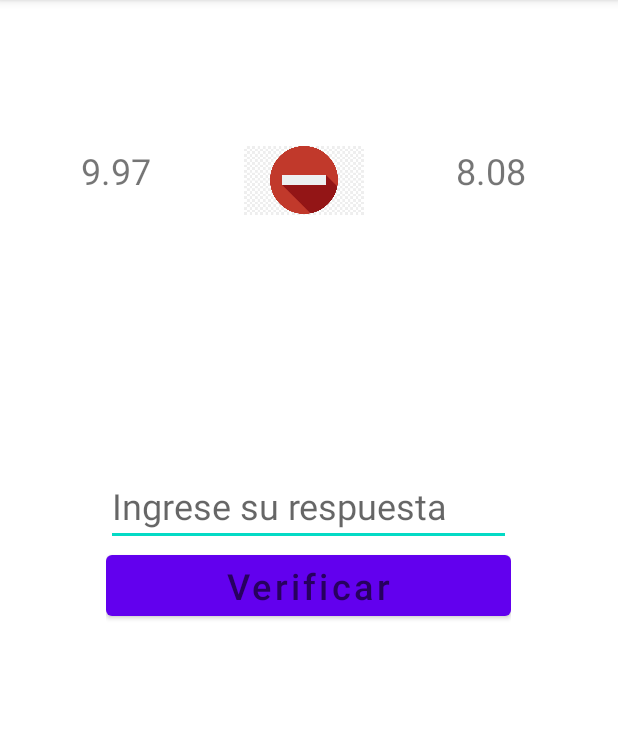
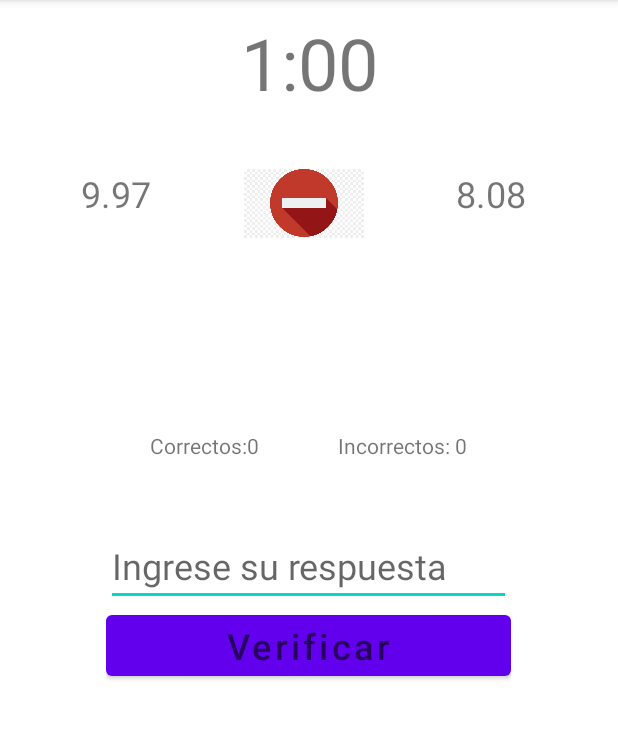
Before and after one commit to Spatriciopk/My_App2, an Android app: the MainActivity2 screen opened directly, with no data from a screen before it, on a phone screen of 412 x 824 dp, the part 84-823 px from its top. Run offline under Robolectric (Android 15) with nearby library versions, the phone set to English and light mode, and no system bars.

Commit message:
Calculadora Básica lista

```diff
--- a/app/src/main/java/com/example/my_app2/MainActivity2.java
+++ b/app/src/main/java/com/example/my_app2/MainActivity2.java
@@ -1,18 +1,24 @@
 package com.example.my_app2;
+
+import static java.lang.Thread.sleep;
 
 import androidx.appcompat.app.AppCompatActivity;
 
+import android.content.Intent;
 import android.os.Bundle;
 import android.view.View;
 import android.widget.Button;
 import android.widget.EditText;
 import android.widget.ImageView;
 import android.widget.TextView;
+import android.widget.Toast;
 
 import java.text.DecimalFormat;
 
+
+
 public class MainActivity2 extends AppCompatActivity {
-    private TextView et1,et2,et3,et5;
+    private TextView et1,et2,et3,et5,et6,et7;
     private EditText et4;
     private TextView tv;
     private double int_num1,int_num2;
@@ -22,29 +28,91 @@ public class MainActivity2 extends AppCompatActivity {
     private Button calcular;
     private  DecimalFormat df;
     private ImageView image,imggan;
+    int time = 59;
+    int correctos=0;
+    int incorrectos=0;
+    Thread thread;
+
     @Override
     protected void onCreate(Bundle savedInstanceState) {
         super.onCreate(savedInstanceState);
         setContentView(R.layout.activity_main2);
-        df = new DecimalFormat("#.00");
         et1 = (TextView) findViewById(R.id.double_num1);
         et2 = (TextView) findViewById(R.id.double_num2);
-        //et3 = (TextView) findViewById(R.id.str_operacion);
+        et3 = (TextView) findViewById(R.id.time);
+        et6 = (TextView) findViewById(R.id.correcto);
+        et7 = (TextView) findViewById(R.id.incorrecto);
+        image = (ImageView) findViewById(R.id.imageView3);
+        imggan = (ImageView) findViewById(R.id.gano);
+        tv = (TextView) findViewById(R.id.str_resultado_juego);
+        et4 = (EditText) findViewById(R.id.double_respuesta);
+        et5 = (TextView) findViewById(R.id.str_resultado_juego);
+        et6.setText("Correctos:" + String.valueOf(correctos));
+        et7.setText("Incorrectos: " + String.valueOf(incorrectos));
         reload();
         calcular= (Button) findViewById(R.id.btn_resultadoJuego);
     }
 
     public void reload(){
+        df = new DecimalFormat("#.00");
         int_num1 =  Double.parseDouble(df.format((Math.random()*10+1)));
         int_num2 =  Double.parseDouble(df.format((Math.random()*10+1)));
         int_num3 = (int) (Math.random()*4);
-        image = (ImageView) findViewById(R.id.imageView3);
-        imggan = (ImageView) findViewById(R.id.gano);
-        imagen();
         et1.setText(String.valueOf(int_num1));
         et2.setText(String.valueOf(int_num2));
+        imagen();
+
+        //thread=null;
+
+        et3.setText("1:00");
+        if ( thread ==null){
+            thread = new Thread(new Runnable()  {
+                @Override
+                public void run() {
+
+                    try {
+                        sleep(2000);
+                    } catch (InterruptedException e) {
+                        e.printStackTrace();
+                    }
+                    while(!thread.isInterrupted()){
+
+                        try {
+                            if(time >9)
+                                et3.setText("0:" + String.valueOf(time));
+                            else
+                                et3.setText("0:0" + String.valueOf(time));
+                            time = time - 1;
+                            sleep(1000);
+                            if(time == 0){ runOnUiThread(new Runnable() {
+                                @Override
+                                public void run() {
+                                    sumincorrectos();
+                                    reload();
+                                }
+                            });
+
+                                et3.setText("0:0" + String.valueOf(time));
+                                time=59;
+
+                            }
+                        } catch (InterruptedException e) {
+                            e.printStackTrace();
+                        }
+                    }
+
+                }
+
+            });
+            thread.start();
+        }
+
+
     }
+
+
     public void imagen(){
+
         if(int_num3 == 0)
             image.setImageResource(R.drawable.suma);
         else if(int_num3==1)
@@ -54,10 +122,19 @@ public class MainActivity2 extends AppCompatActivity {
         else if (int_num3 ==3)
             image.setImageResource(R.drawable.division);
     }
+
+    public void sumcorrectos(){
+        correctos = correctos+1;
+        et6.setText("Correctos:" + String.valueOf(correctos));
+    }
+
+    public void sumincorrectos(){
+        incorrectos = incorrectos+1;
+        et7.setText("Incorrectos:" + String.valueOf(incorrectos));
+    }
+
     public void verificar(View vista){
-        tv = (TextView) findViewById(R.id.str_resultado_juego);
-        et4 = (EditText) findViewById(R.id.double_respuesta);
-        et5 = (TextView) findViewById(R.id.str_resultado_juego);
+
         double result = Double.parseDouble(et4.getText().toString());
         double resultado_num = 0;
         if( operacion[int_num3].equals("+")){
@@ -65,12 +142,16 @@ public class MainActivity2 extends AppCompatActivity {
             if(result == resultado_num){
                 et5.setText("Felicitaciones");
                 imggan.setImageResource(R.drawable.correcto);
+                thread.interrupt();
+                time=59;
+                sumcorrectos();
                 reload();
             }
 
             else{
                 imggan.setImageResource(R.drawable.error);
                 et5.setText("Vuelva a Intentarlo");
+                sumincorrectos();
             }
 
         }
@@ -79,12 +160,16 @@ public class MainActivity2 extends AppCompatActivity {
             if(result == resultado_num){
                 et5.setText("Felicitaciones");
                 imggan.setImageResource(R.drawable.correcto);
+                thread.interrupt();
+                time=59;
+                sumcorrectos();
                 reload();
             }
             else
             {
                 imggan.setImageResource(R.drawable.error);
                 et5.setText("Vuelva a Intentarlo");
+                sumincorrectos();
             }
         }
         else if ( operacion[int_num3].equals("*")){
@@ -92,12 +177,16 @@ public class MainActivity2 extends AppCompatActivity {
             if(result == resultado_num){
                 et5.setText("Felicitaciones");
                 imggan.setImageResource(R.drawable.correcto);
+                thread.interrupt();
+                time=59;
+                sumcorrectos();
                 reload();
             }
             else
             {
                 imggan.setImageResource(R.drawable.error);
                 et5.setText("Vuelva a Intentarlo");
+                sumincorrectos();
             }
         }
         else if ( operacion[int_num3].equals("/")){
@@ -105,6 +194,9 @@ public class MainActivity2 extends AppCompatActivity {
             if(result == resultado_num){
                 et5.setText("Felicitaciones");
                 imggan.setImageResource(R.drawable.correcto);
+                thread.interrupt();
+                time=59;
+                sumcorrectos();
                 reload();
             }
 
@@ -112,6 +204,7 @@ public class MainActivity2 extends AppCompatActivity {
             {
                 imggan.setImageResource(R.drawable.error);
                 et5.setText("Vuelva a Intentarlo");
+                sumincorrectos();
             }
         }
     }
--- a/app/src/main/res/layout/activity_main2.xml
+++ b/app/src/main/res/layout/activity_main2.xml
@@ -12,14 +12,13 @@
         android:layout_width="393dp"
         android:layout_height="109dp"
         android:layout_marginStart="16dp"
-        android:layout_marginTop="48dp"
         android:layout_marginEnd="23dp"
-        android:layout_marginBottom="27dp"
+        android:layout_marginBottom="56dp"
         android:orientation="horizontal"
-        app:layout_constraintBottom_toTopOf="@+id/linearLayout"
+        app:layout_constraintBottom_toTopOf="@+id/linearLayout4"
         app:layout_constraintEnd_toEndOf="parent"
         app:layout_constraintStart_toStartOf="parent"
-        app:layout_constraintTop_toTopOf="parent">
+        app:layout_constraintTop_toBottomOf="@+id/linearLayout3">
 
         <TextView
             android:id="@+id/double_num1"
@@ -52,14 +51,14 @@
         android:layout_width="270dp"
         android:layout_height="158dp"
         android:layout_marginStart="19dp"
-        android:layout_marginTop="27dp"
+        android:layout_marginTop="10dp"
         android:layout_marginEnd="20dp"
         android:layout_marginBottom="250dp"
         android:orientation="vertical"
         app:layout_constraintBottom_toBottomOf="parent"
         app:layout_constraintEnd_toEndOf="parent"
         app:layout_constraintStart_toStartOf="parent"
-        app:layout_constraintTop_toBottomOf="@+id/linearLayout2">
+        app:layout_constraintTop_toBottomOf="@+id/linearLayout4">
 
         <EditText
             android:id="@+id/double_respuesta"
@@ -95,4 +94,52 @@
         app:layout_constraintStart_toStartOf="parent"
         app:layout_constraintTop_toBottomOf="@+id/linearLayout" />
 
+    <LinearLayout
+        android:id="@+id/linearLayout3"
+        android:layout_width="184dp"
+        android:layout_height="59dp"
+        android:layout_marginBottom="34dp"
+        android:orientation="vertical"
+        app:layout_constraintBottom_toTopOf="@+id/linearLayout2"
+        app:layout_constraintEnd_toEndOf="parent"
+        app:layout_constraintStart_toStartOf="parent"
+        app:layout_constraintTop_toTopOf="parent">
+
+        <TextView
+            android:id="@+id/time"
+            android:layout_width="match_parent"
+            android:layout_height="match_parent"
+            android:hint="@string/time"
+            android:textAlignment="center"
+            android:textSize="48sp" />
+    </LinearLayout>
+
+    <LinearLayout
+        android:id="@+id/linearLayout4"
+        android:layout_width="264dp"
+        android:layout_height="43dp"
+        android:orientation="horizontal"
+        app:layout_constraintBottom_toTopOf="@+id/linearLayout"
+        app:layout_constraintEnd_toEndOf="parent"
+        app:layout_constraintHorizontal_bias="0.496"
+        app:layout_constraintStart_toStartOf="parent"
+        app:layout_constraintTop_toBottomOf="@+id/linearLayout2">
+
+        <TextView
+            android:id="@+id/correcto"
+            android:layout_width="wrap_content"
+            android:layout_height="match_parent"
+            android:layout_weight="1"
+            android:hint="@string/correcto"
+            android:textAlignment="center" />
+
+        <TextView
+            android:id="@+id/incorrecto"
+            android:layout_width="wrap_content"
+            android:layout_height="match_parent"
+            android:layout_weight="1"
+            android:hint="@string/incorrecto"
+            android:textAlignment="center" />
+    </LinearLayout>
+
 </androidx.constraintlayout.widget.ConstraintLayout>
--- a/app/src/main/res/values/strings.xml
+++ b/app/src/main/res/values/strings.xml
@@ -16,4 +16,7 @@
     <string name="str_resultado_juego"></string>
     <string name="imageView3"></string>
     <string name="gano"></string>
+    <string name="time">1:00</string>
+    <string name="correcto">Correctos: </string>
+    <string name="incorrecto">Incorrectos</string>
 </resources>
```
Also changed, not shown: app/src/main/java/com/example/my_app2/MiThread.java (added, +40 -0 lines).
